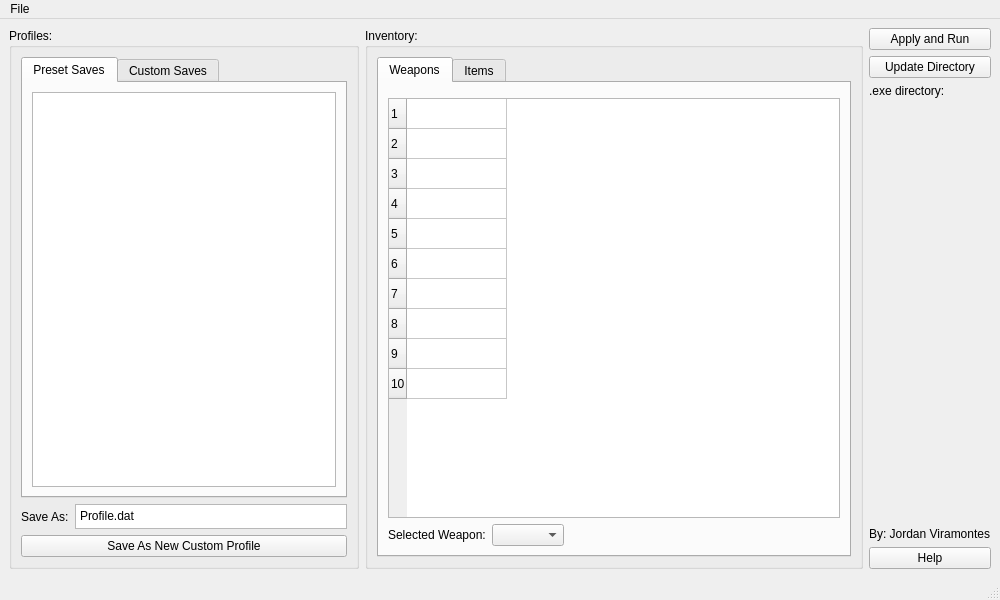
Above: mainwindow.ui from JordanViramontes/Cave-Story-Profile-Manager before the change. Below: the same form after it.
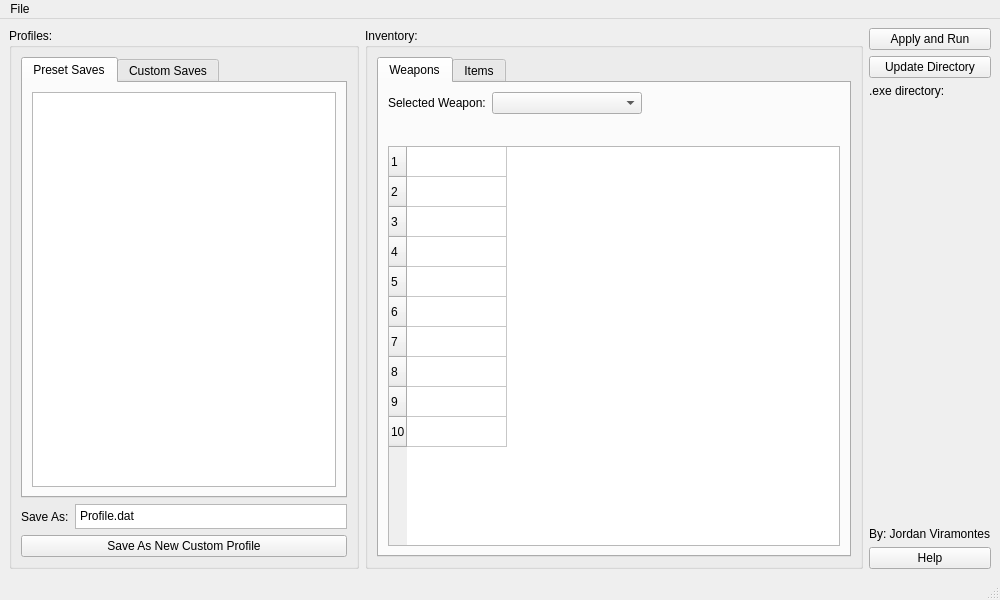
That is the form after the change. Custom widgets are drawn as their Qt base class.

Commit message: implemented selecting a weapon

```diff
--- a/mainwindow.ui
+++ b/mainwindow.ui
@@ -196,7 +196,71 @@
              <item row="0" column="0">
               <layout class="QVBoxLayout" name="weaponsVLayout_3">
                <item>
-                <widget class="QWeaponOrderTable" name="weaponOrderTable" native="true"/>
+                <layout class="QHBoxLayout" name="selectedWeaponHLayout">
+                 <item>
+                  <widget class="QLabel" name="selectedWeaponLabel">
+                   <property name="text">
+                    <string>Selected Weapon:</string>
+                   </property>
+                  </widget>
+                 </item>
+                 <item>
+                  <widget class="QComboBox" name="selectedWeaponCombo">
+                   <property name="minimumSize">
+                    <size>
+                     <width>150</width>
+                     <height>0</height>
+                    </size>
+                   </property>
+                  </widget>
+                 </item>
+                 <item>
+                  <spacer name="horizontalSpacer">
+                   <property name="orientation">
+                    <enum>Qt::Orientation::Horizontal</enum>
+                   </property>
+                   <property name="sizeHint" stdset="0">
+                    <size>
+                     <width>40</width>
+                     <height>20</height>
+                    </size>
+                   </property>
+                  </spacer>
+                 </item>
+                </layout>
+               </item>
+               <item>
+                <layout class="QHBoxLayout" name="horizontalLayout">
+                 <item>
+                  <spacer name="horizontalSpacer_3">
+                   <property name="orientation">
+                    <enum>Qt::Orientation::Horizontal</enum>
+                   </property>
+                   <property name="sizeHint" stdset="0">
+                    <size>
+                     <width>40</width>
+                     <height>20</height>
+                    </size>
+                   </property>
+                  </spacer>
+                 </item>
+                 <item>
+                  <widget class="QWeaponOrderTable" name="weaponOrderTable" native="true"/>
+                 </item>
+                 <item>
+                  <spacer name="horizontalSpacer_2">
+                   <property name="orientation">
+                    <enum>Qt::Orientation::Horizontal</enum>
+                   </property>
+                   <property name="sizeHint" stdset="0">
+                    <size>
+                     <width>40</width>
+                     <height>20</height>
+                    </size>
+                   </property>
+                  </spacer>
+                 </item>
+                </layout>
                </item>
                <item>
                 <widget class="QWeaponTableWidget" name="weaponsTable">
@@ -265,35 +329,7 @@
                 </widget>
                </item>
                <item>
-                <layout class="QVBoxLayout" name="weaponsEtcVLayout">
-                 <item>
-                  <layout class="QHBoxLayout" name="selectedWeaponHLayout">
-                   <item>
-                    <widget class="QLabel" name="selectedWeaponLabel">
-                     <property name="text">
-                      <string>Selected Weapon:</string>
-                     </property>
-                    </widget>
-                   </item>
-                   <item>
-                    <widget class="QComboBox" name="selectedWeaponCombo"/>
-                   </item>
-                   <item>
-                    <spacer name="horizontalSpacer">
-                     <property name="orientation">
-                      <enum>Qt::Orientation::Horizontal</enum>
-                     </property>
-                     <property name="sizeHint" stdset="0">
-                      <size>
-                       <width>40</width>
-                       <height>20</height>
-                      </size>
-                     </property>
-                    </spacer>
-                   </item>
-                  </layout>
-                 </item>
-                </layout>
+                <layout class="QVBoxLayout" name="weaponsEtcVLayout"/>
                </item>
               </layout>
              </item>
```
Left out of the diff: 2 changed lines with no effect on the pictures. The commit also changes 7 other files.
